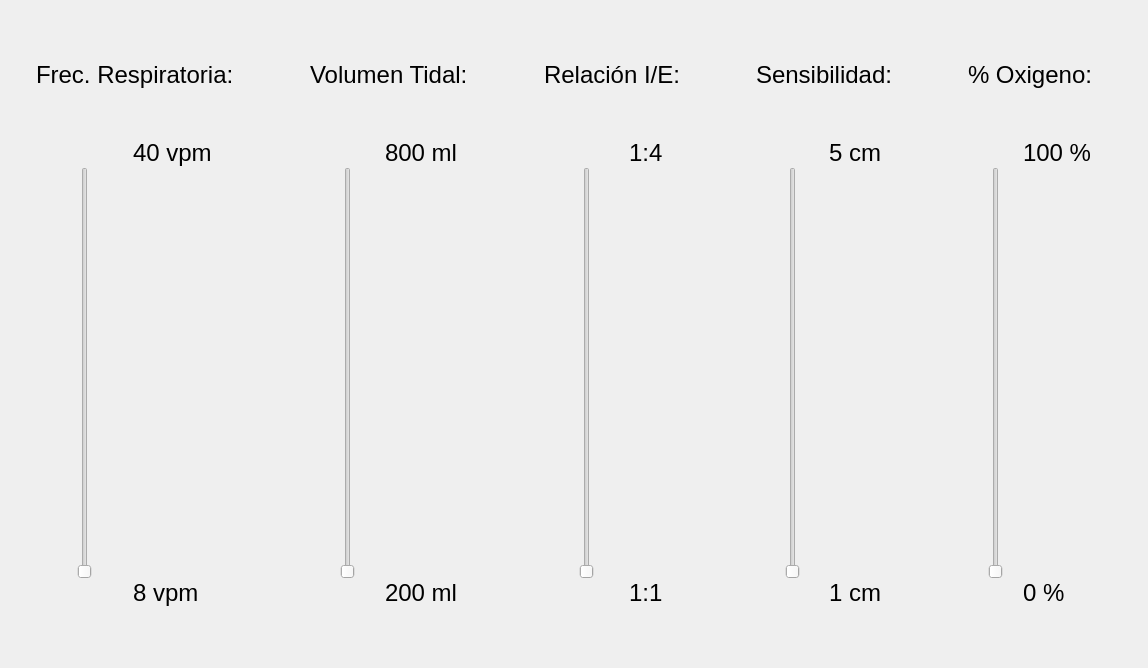
Before: the Qt Designer form ui/UIRespiracionControlada.ui in claydergc/RPIRespirador, drawn with Qt 5.
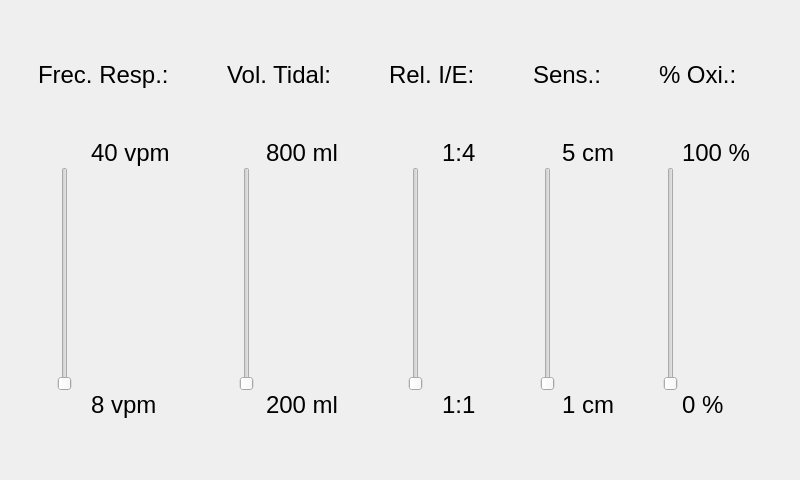
After: the same form once the commit is applied.

The edit to the form file:
```diff
--- a/ui/UIRespiracionControlada.ui
+++ b/ui/UIRespiracionControlada.ui
@@ -6,8 +6,8 @@
    <rect>
     <x>0</x>
     <y>0</y>
-    <width>1078</width>
-    <height>668</height>
+    <width>800</width>
+    <height>480</height>
    </rect>
   </property>
   <property name="windowTitle">
@@ -19,13 +19,13 @@
      <item>
       <layout class="QGridLayout" name="gridLayout_2">
        <property name="leftMargin">
-        <number>25</number>
+        <number>5</number>
        </property>
        <property name="topMargin">
         <number>50</number>
        </property>
        <property name="rightMargin">
-        <number>25</number>
+        <number>5</number>
        </property>
        <property name="bottomMargin">
         <number>50</number>
@@ -47,7 +47,7 @@
           </font>
          </property>
          <property name="text">
-          <string>Frec. Respiratoria:   </string>
+          <string>Frec. Resp.:   </string>
          </property>
         </widget>
        </item>
@@ -114,13 +114,13 @@
      <item>
       <layout class="QGridLayout" name="gridLayout_4">
        <property name="leftMargin">
-        <number>25</number>
+        <number>5</number>
        </property>
        <property name="topMargin">
         <number>50</number>
        </property>
        <property name="rightMargin">
-        <number>25</number>
+        <number>5</number>
        </property>
        <property name="bottomMargin">
         <number>50</number>
@@ -142,7 +142,7 @@
           </font>
          </property>
          <property name="text">
-          <string>Volumen Tidal:   </string>
+          <string>Vol. Tidal:   </string>
          </property>
         </widget>
        </item>
@@ -203,13 +203,13 @@
      <item>
       <layout class="QGridLayout" name="gridLayout_8">
        <property name="leftMargin">
-        <number>25</number>
+        <number>5</number>
        </property>
        <property name="topMargin">
         <number>50</number>
        </property>
        <property name="rightMargin">
-        <number>25</number>
+        <number>5</number>
        </property>
        <property name="bottomMargin">
         <number>50</number>
@@ -231,7 +231,7 @@
           </font>
          </property>
          <property name="text">
-          <string>Relación I/E:   </string>
+          <string>Rel. I/E:   </string>
          </property>
         </widget>
        </item>
@@ -292,13 +292,13 @@
      <item>
       <layout class="QGridLayout" name="gridLayout_10">
        <property name="leftMargin">
-        <number>25</number>
+        <number>5</number>
        </property>
        <property name="topMargin">
         <number>50</number>
        </property>
        <property name="rightMargin">
-        <number>25</number>
+        <number>5</number>
        </property>
        <property name="bottomMargin">
         <number>50</number>
@@ -320,7 +320,7 @@
           </font>
          </property>
          <property name="text">
-          <string>Sensibilidad:   </string>
+          <string>Sens.:   </string>
          </property>
         </widget>
        </item>
@@ -381,13 +381,13 @@
      <item>
       <layout class="QGridLayout" name="gridLayout_12">
        <property name="leftMargin">
-        <number>25</number>
+        <number>5</number>
        </property>
        <property name="topMargin">
         <number>50</number>
        </property>
        <property name="rightMargin">
-        <number>25</number>
+        <number>5</number>
        </property>
        <property name="bottomMargin">
         <number>50</number>
@@ -409,7 +409,7 @@
           </font>
          </property>
          <property name="text">
-          <string>% Oxigeno:   </string>
+          <string>% Oxi.:   </string>
          </property>
         </widget>
        </item>
```
